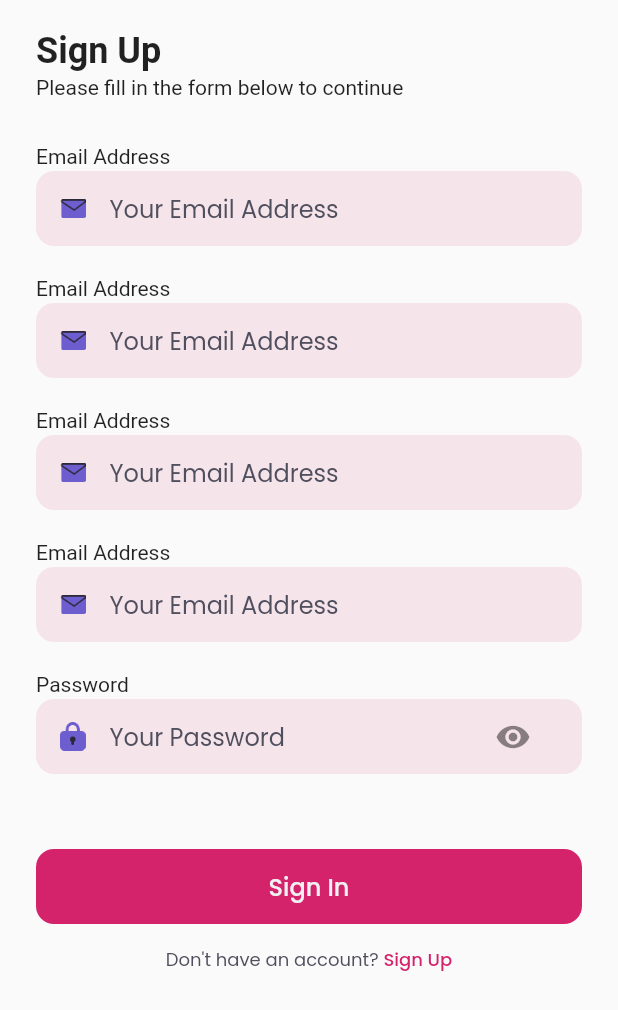
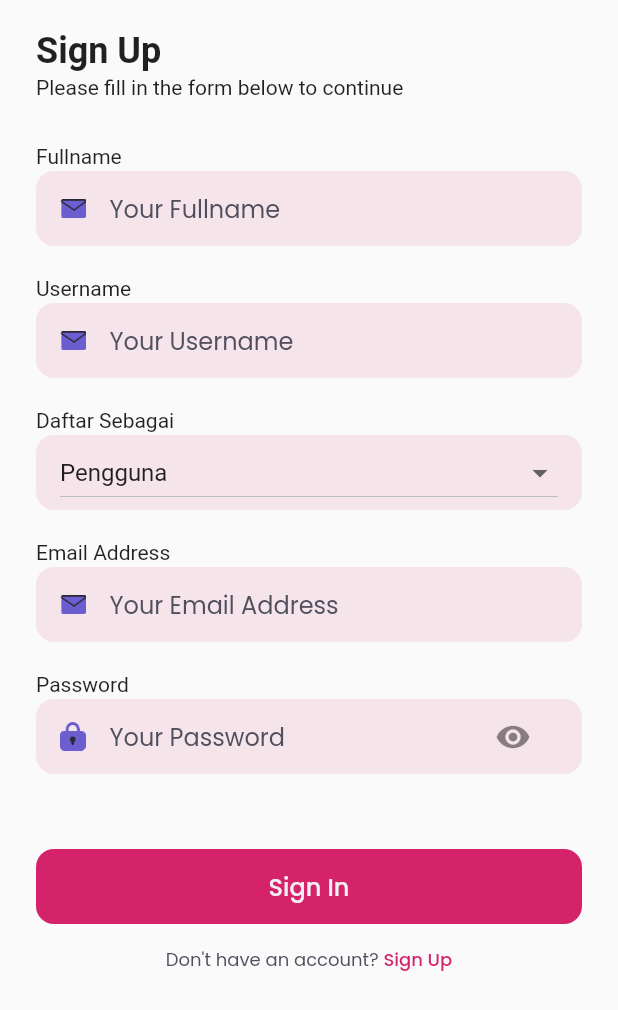
Before and after one commit to mzhasanahesqiu/pedikia-FL, a Flutter app: the SignUpPage screen opened by its route, on a phone screen of 412 x 824 dp. Shown: the top 1010 px of the screen. Run offline on Flutter 3.47's test engine with Material 2 defaults, Android fonts, the phone set to English and light mode, and no system bars; our stand-ins replace google_fonts.

```diff
--- a/lib/pages/sign_up_page.dart
+++ b/lib/pages/sign_up_page.dart
@@ -8,8 +8,11 @@ class SignUpPage extends StatefulWidget {
   State<SignUpPage> createState() => _SignUpPageState();
 }
 
+const List<String> list = <String>['Pengguna', 'Terapis'];
+
 class _SignUpPageState extends State<SignUpPage> {
   var _isObscured;
+  String dropdownValue = list.first;
 
   @override
   void initState() {
@@ -44,7 +47,7 @@ class _SignUpPageState extends State<SignUpPage> {
                 ),
                 SizedBox(height: 30.0),
                 Text(
-                  'Email Address',
+                  'Fullname',
                 ),
                 SizedBox(
                   height: 2,
@@ -72,7 +75,7 @@ class _SignUpPageState extends State<SignUpPage> {
                           child: TextFormField(
                             // style: primaryTextStyle,
                             decoration: InputDecoration.collapsed(
-                                hintText: 'Your Email Address',
+                                hintText: 'Your Fullname',
                                 hintStyle: subtitleTextStyle),
                           ),
                         ),
@@ -82,7 +85,7 @@ class _SignUpPageState extends State<SignUpPage> {
                 ),
                 SizedBox(height: 20.0),
                 Text(
-                  'Email Address',
+                  'Username',
                 ),
                 SizedBox(
                   height: 2,
@@ -110,7 +113,7 @@ class _SignUpPageState extends State<SignUpPage> {
                           child: TextFormField(
                             // style: primaryTextStyle,
                             decoration: InputDecoration.collapsed(
-                                hintText: 'Your Email Address',
+                                hintText: 'Your Username',
                                 hintStyle: subtitleTextStyle),
                           ),
                         ),
@@ -120,7 +123,7 @@ class _SignUpPageState extends State<SignUpPage> {
                 ),
                 SizedBox(height: 20.0),
                 Text(
-                  'Email Address',
+                  'Daftar Sebagai',
                 ),
                 SizedBox(
                   height: 2,
@@ -135,24 +138,28 @@ class _SignUpPageState extends State<SignUpPage> {
                     borderRadius: BorderRadius.circular(12),
                   ),
                   child: Center(
-                    child: Row(
-                      children: [
-                        Image.asset(
-                          'assets/icon_email.png',
-                          width: 17,
-                        ),
-                        SizedBox(
-                          width: 16,
-                        ),
-                        Expanded(
-                          child: TextFormField(
-                            // style: primaryTextStyle,
-                            decoration: InputDecoration.collapsed(
-                                hintText: 'Your Email Address',
-                                hintStyle: subtitleTextStyle),
-                          ),
-                        ),
-                      ],
+                    child: DropdownButton<String>(
+                      value: dropdownValue,
+                      icon: const Icon(Icons.arrow_drop_down),
+                      isExpanded: true,
+                      // elevation: 16,
+                      // style: const TextStyle(color: primaryColor),
+                      // underline: Container(
+                      //   height: 2,
+                      //   color: primaryColor,
+                      // ),
+                      onChanged: (String? value) {
+                        // This is called when the user selects an item.
+                        setState(() {
+                          dropdownValue = value!;
+                        });
+                      },
+                      items: list.map<DropdownMenuItem<String>>((String value) {
+                        return DropdownMenuItem<String>(
+                          value: value,
+                          child: Text(value),
+                        );
+                      }).toList(),
                     ),
                   ),
                 ),
```
